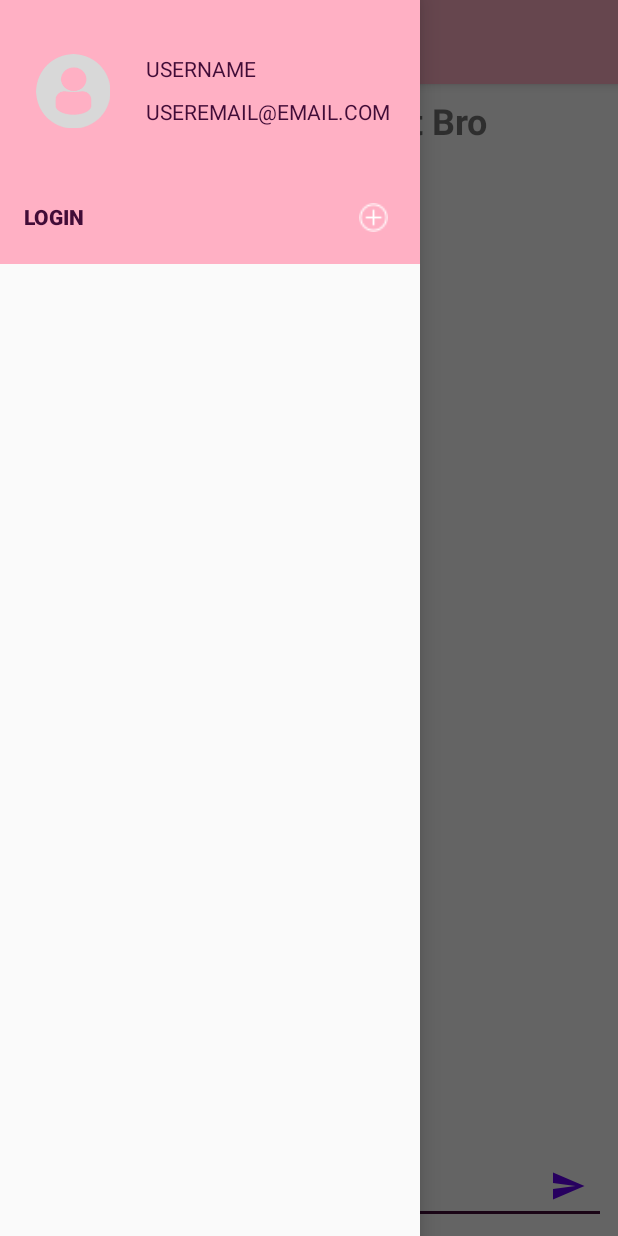
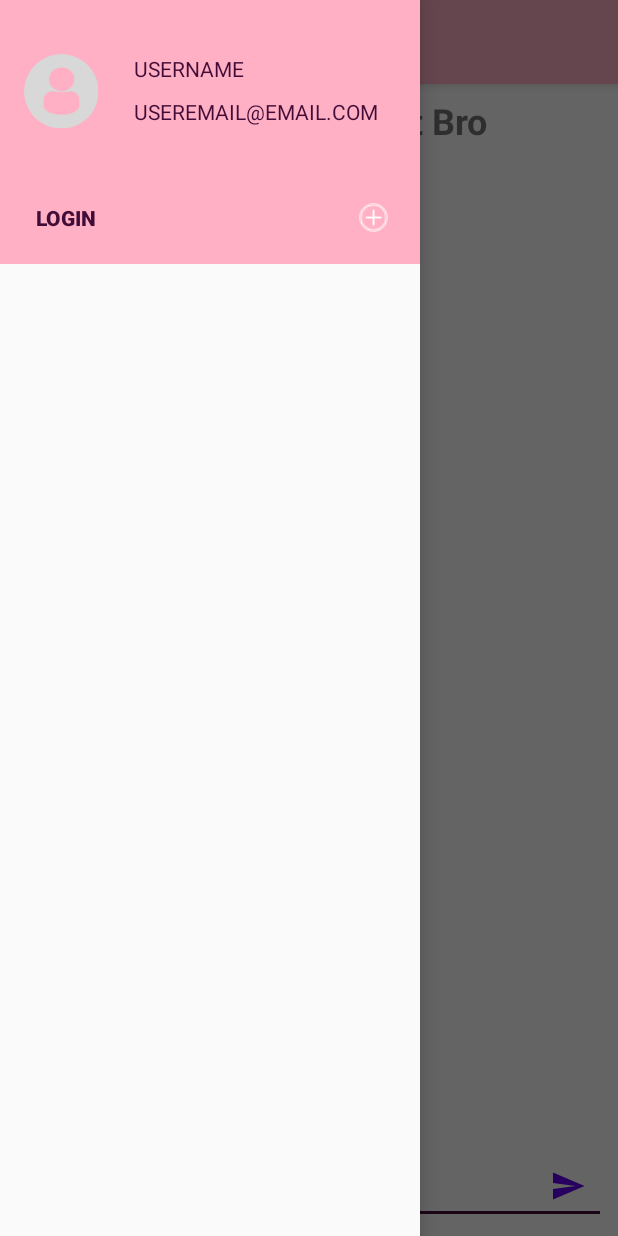
Before and after one commit to vishaljoshi005/Materials-Chat, an Android app: the screen it shows after launch (MainActivity), with the side drawer open, on a phone screen of 412 x 824 dp. Run offline under Robolectric (Android 15) with nearby library versions, the phone set to English and light mode, and no system bars; 4 statements that could not run were skipped.

```diff
--- a/app/build.gradle
+++ b/app/build.gradle
@@ -24,7 +24,7 @@ android {
 
 dependencies {
     implementation fileTree(dir: 'libs', include: ['*.jar'])
-    implementation"org.jetbrains.kotlin:kotlin-stdlib-jdk7:$kotlin_version"
+    implementation "org.jetbrains.kotlin:kotlin-stdlib-jdk7:$kotlin_version"
     implementation 'com.android.support:appcompat-v7:28.0.0'
     implementation 'com.android.support:support-v4:28.0.0'
     implementation 'com.android.support:design:28.0.0'
--- a/app/src/main/res/layout/app_bar_main.xml
+++ b/app/src/main/res/layout/app_bar_main.xml
@@ -5,7 +5,7 @@
         xmlns:tools="http://schemas.android.com/tools"
         android:layout_width="match_parent"
         android:layout_height="match_parent"
-        tools:context=".MainActivity">
+        tools:context=".Controller.MainActivity">
 
     <android.support.design.widget.AppBarLayout
             android:layout_height="wrap_content"
--- a/app/src/main/res/layout/content_main.xml
+++ b/app/src/main/res/layout/content_main.xml
@@ -7,7 +7,7 @@
         android:layout_height="match_parent"
         app:layout_behavior="@string/appbar_scrolling_view_behavior"
         tools:showIn="@layout/app_bar_main"
-        tools:context=".MainActivity">
+        tools:context=".Controller.MainActivity">
 
     <TextView
         android:id="@+id/mainChannelName"
--- a/app/src/main/res/layout/nav_header_main.xml
+++ b/app/src/main/res/layout/nav_header_main.xml
@@ -13,11 +13,11 @@
         android:id="@+id/userImageNavHeader"
         android:layout_width="wrap_content"
         android:layout_height="wrap_content"
-        android:layout_marginStart="24dp"
+        android:layout_marginStart="16dp"
         android:layout_marginTop="28dp"
         android:contentDescription="@string/nav_header_desc"
         android:paddingTop="@dimen/nav_header_vertical_spacing"
-        app:layout_constraintStart_toStartOf="parent"
+        app:layout_constraintStart_toStartOf="@+id/loginBtnNavHeader"
         app:layout_constraintTop_toTopOf="parent"
         app:srcCompat="@drawable/profiledefault" />
 
@@ -49,18 +49,16 @@
         style="@style/Widget.AppCompat.Button.Borderless"
         android:layout_width="wrap_content"
         android:layout_height="32dp"
-        android:layout_marginStart="16dp"
-        android:layout_marginTop="43dp"
         android:layout_marginBottom="16dp"
         android:background="@android:color/transparent"
         android:onClick="loginBtnNavClicked"
         android:text="@string/login"
-        android:textAlignment="viewStart"
+        android:textAlignment="center"
         android:textColor="@color/colorAccent"
         android:textStyle="bold"
         app:layout_constraintBottom_toBottomOf="parent"
         app:layout_constraintStart_toStartOf="parent"
-        app:layout_constraintTop_toBottomOf="@+id/userImageNavHeader" />
+        app:layout_constraintTop_toTopOf="@+id/addChannelBtn" />
 
     <ImageButton
         android:id="@+id/addChannelBtn"
```
Also changed, not shown: app/src/main/AndroidManifest.xml (+4 -3 lines), app/src/main/java/in/ivishaljoshi/materialchats/Controller/LoginActivity.kt (added, +13 -0 lines), app/src/main/java/in/ivishaljoshi/materialchats/Controller/MainActivity.kt (renamed from app/src/main/java/in/ivishaljoshi/materialchats/MainActivity.kt, +5 -6 lines), app/src/main/res/layout/activity_login.xml (added, +9 -0 lines).
